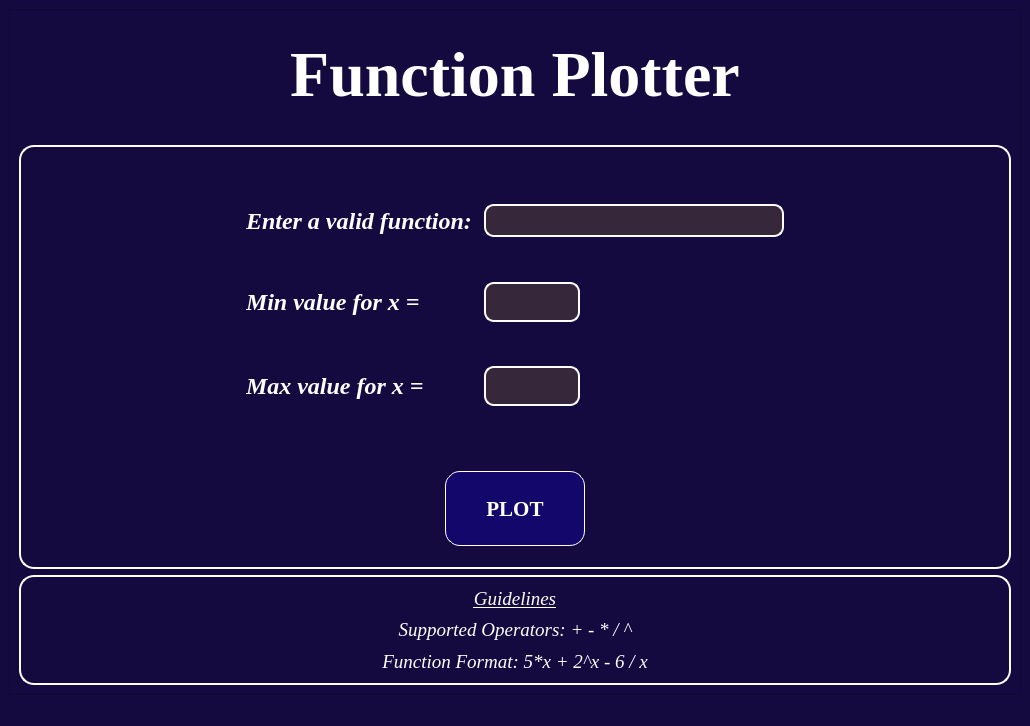
AbdelrahmanHamdyy/Function-Plotter, file Design.ui: the form before one commit.
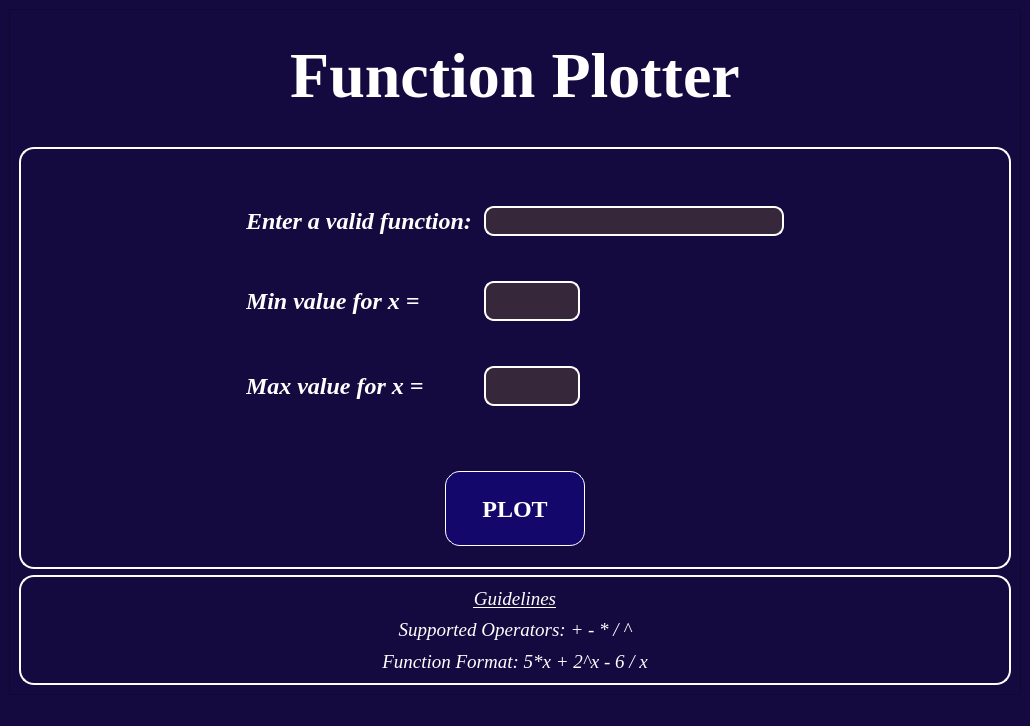
The form after the commit.

What changed in the file:
```diff
--- a/Design.ui
+++ b/Design.ui
@@ -530,7 +530,7 @@
 	background-color: rgba(75, 58, 58, 0.615);
 	border: 2px solid white;
 	border-radius: 10px;
-	padding: 5px;
+	padding: 3px;
 }</string>
                </property>
               </widget>
@@ -673,7 +673,7 @@
 	background-color: rgba(75, 58, 58, 0.615);
 	border: 2px solid white;
 	border-radius: 10px;
-	padding: 5px;
+	padding: 3px;
 }</string>
                </property>
               </widget>
@@ -755,7 +755,7 @@
                <property name="font">
                 <font>
                  <family>Times New Roman</family>
-                 <pointsize>16</pointsize>
+                 <pointsize>18</pointsize>
                  <weight>75</weight>
                  <bold>true</bold>
                 </font>
```
Left out of the diff: 2 changed lines with no effect on the pictures.
